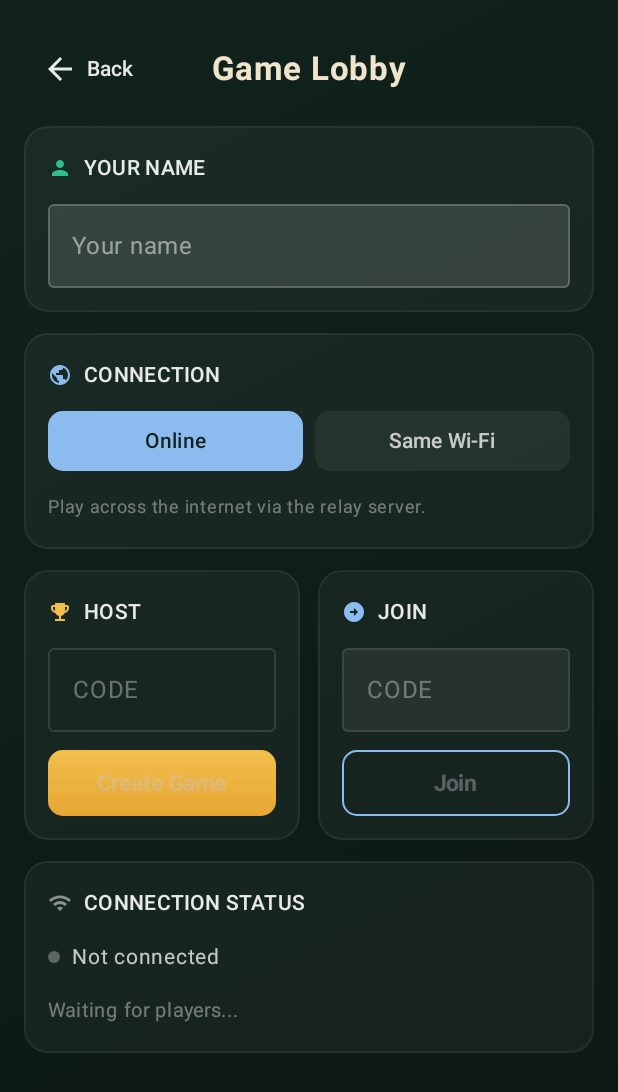
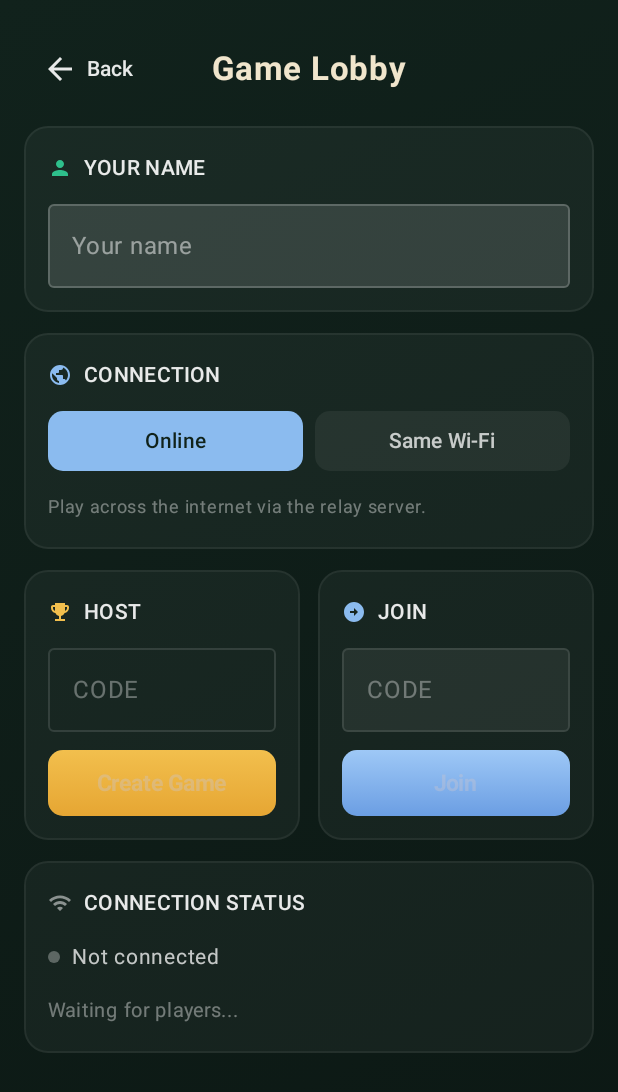
Before and after one commit to Nacko577/CaboGame, an Android app built with Jetpack Compose: the screen it shows after launch (MainActivity), after a tap on "Play", on a phone screen of 412 x 824 dp. Shown: the top 1092 px of the screen. Run offline under Robolectric (Android 15) with nearby library versions, the light colour scheme and no system bars; pictures from the network do not load.

Commit message:
Changed join button styling on Android

```diff
--- a/android/app/src/main/kotlin/com/alex/cabogame/ui/screens/LobbyScreen.kt
+++ b/android/app/src/main/kotlin/com/alex/cabogame/ui/screens/LobbyScreen.kt
@@ -105,7 +105,7 @@ fun LobbyScreen(viewModel: GameViewModel, onBack: () -> Unit) {
                         focusedContainerColor = Color.White.copy(alpha = 0.12f),
                         unfocusedContainerColor = Color.White.copy(alpha = 0.12f),
                         disabledContainerColor = Color.White.copy(alpha = 0.08f),
-                        focusedBorderColor = Color.White.copy(alpha = 0.4f),
+                        focusedBorderColor = Color.Transparent,
                         unfocusedBorderColor = Color.White.copy(alpha = 0.2f),
                         disabledBorderColor = Color.White.copy(alpha = 0.15f)
                     ),
@@ -243,20 +243,31 @@ fun LobbyScreen(viewModel: GameViewModel, onBack: () -> Unit) {
                     val canJoin = viewModel.playerName.trim().isNotEmpty() &&
                         viewModel.joinCodeInput.trim().isNotEmpty() &&
                         viewModel.hostedCode == null
-                    OutlinedButton(
+                    Button(
                         onClick = { viewModel.joinLobby() },
                         enabled = canJoin,
                         shape = RoundedCornerShape(10.dp),
-                        colors = ButtonDefaults.outlinedButtonColors(
-                            containerColor = Color(0xFF8BBBEF).copy(alpha = 0.22f),
-                            contentColor = Color.White
+                        colors = ButtonDefaults.buttonColors(
+                            containerColor = Color.Transparent,
+                            contentColor = Color(0xFF10221A)
                         ),
-                        border = ButtonDefaults.outlinedButtonBorder.copy(
-                            brush = Brush.linearGradient(listOf(Color(0xFF8BBBEF), Color(0xFF8BBBEF)))
-                        ),
+                        contentPadding = PaddingValues(0.dp),
                         modifier = Modifier
                             .fillMaxWidth()
                             .height(44.dp)
+                    ) {
+                        Box(
+                            modifier = Modifier
+                                .fillMaxSize()
+                                .background(
+                                    Brush.verticalGradient(
+                                        colors = listOf(
+                                            Color(0xFF9EC8F6),
+                                            Color(0xFF6B9EE3)
+                                        )
+                                    )
+                                ),
+                            contentAlignment = Alignment.Center
                         ) {
                             Text(
                                 "Join",
@@ -264,6 +275,7 @@ fun LobbyScreen(viewModel: GameViewModel, onBack: () -> Unit) {
                                 fontFamily = FontFamily.Default,
                                 fontSize = 15.sp
                             )
+                        }
                     }
                 }
             }
```
Also changed, not shown: 70 other files. Lines whose indentation alone changed are shown as unchanged.
